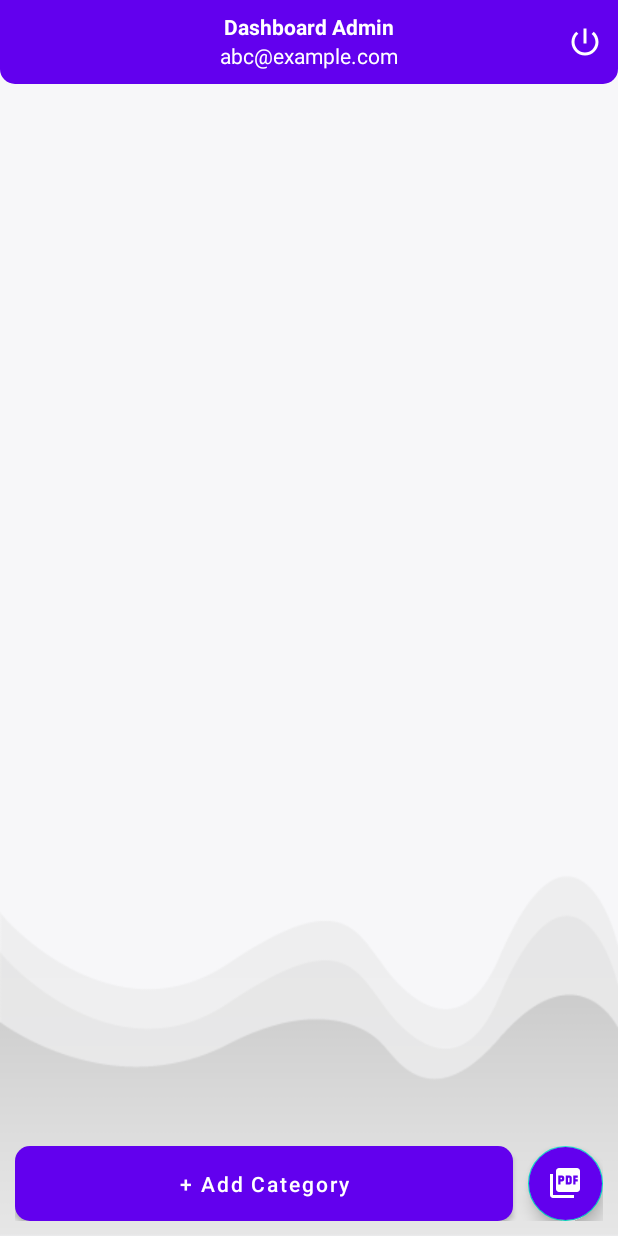
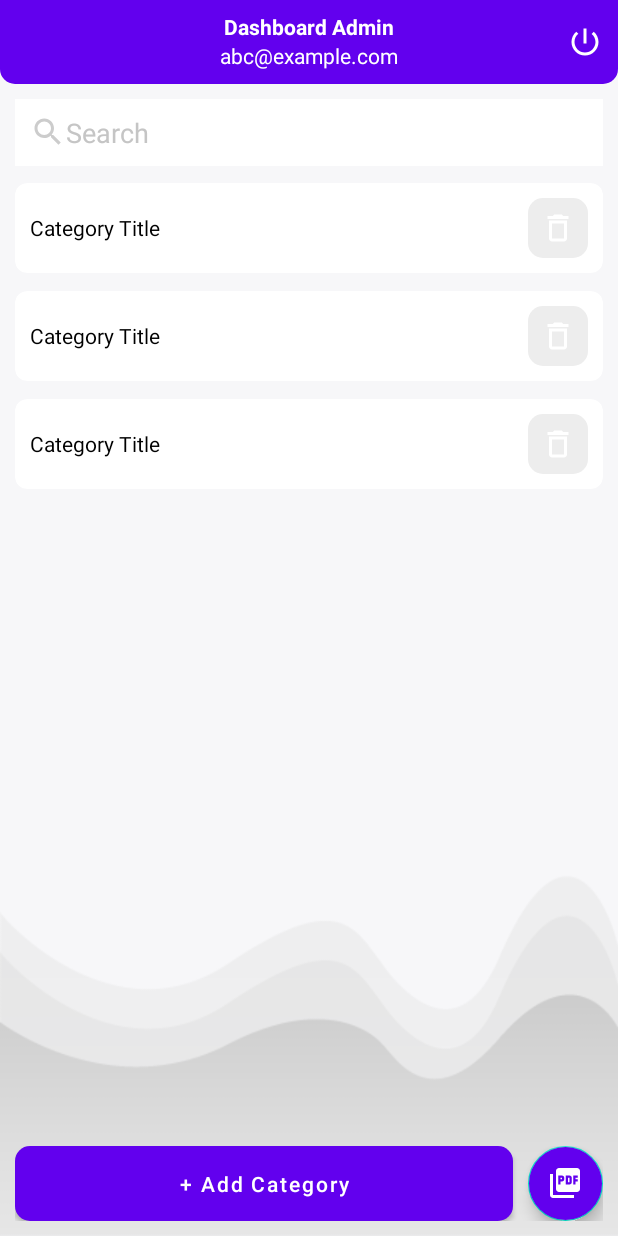
Before and after one commit to Blessed-Hinn/BookApp-Android_studio, an Android app: the layout activity_dashboard_admin.xml on its own in the app's theme, with its tools: preview values and no code run, on a phone screen of 412 x 824 dp. Run offline under Robolectric (Android 15) with nearby library versions, the phone set to English and light mode, and no system bars.

Commit message:
Adding More Features

```diff
--- /dev/null
+++ b/app/src/main/res/drawable/ic_delete_gray.xml
@@ -0,0 +1,5 @@
+<vector android:height="24dp" android:tint="#FFFFFF"
+    android:viewportHeight="24" android:viewportWidth="24"
+    android:width="24dp" xmlns:android="http://schemas.android.com/apk/res/android">
+    <path android:fillColor="@android:color/white" android:pathData="M6,19c0,1.1 0.9,2 2,2h8c1.1,0 2,-0.9 2,-2L18,7L6,7v12zM8,9h8v10L8,19L8,9zM15.5,4l-1,-1h-5l-1,1L5,4v2h14L19,4z"/>
+</vector>
--- /dev/null
+++ b/app/src/main/res/drawable/ic_search_gray.xml
@@ -0,0 +1,5 @@
+<vector android:height="24dp" android:tint="#CCCCCC"
+    android:viewportHeight="24" android:viewportWidth="24"
+    android:width="24dp" xmlns:android="http://schemas.android.com/apk/res/android">
+    <path android:fillColor="@android:color/white" android:pathData="M15.5,14h-0.79l-0.28,-0.27C15.41,12.59 16,11.11 16,9.5 16,5.91 13.09,3 9.5,3S3,5.91 3,9.5 5.91,16 9.5,16c1.61,0 3.09,-0.59 4.23,-1.57l0.27,0.28v0.79l5,4.99L20.49,19l-4.99,-5zM9.5,14C7.01,14 5,11.99 5,9.5S7.01,5 9.5,5 14,7.01 14,9.5 11.99,14 9.5,14z"/>
+</vector>
--- /dev/null
+++ b/app/src/main/res/drawable/shape_button03.xml
@@ -0,0 +1,8 @@
+<?xml version="1.0" encoding="utf-8"?>
+<shape xmlns:android="http://schemas.android.com/apk/res/android"
+    android:shape="rectangle">
+
+    <solid android:color="@color/gray03"/>
+    <corners android:radius="10dp"/>
+
+</shape>
--- a/app/src/main/res/layout/activity_dashboard_admin.xml
+++ b/app/src/main/res/layout/activity_dashboard_admin.xml
@@ -46,6 +46,34 @@
 
     </RelativeLayout>
 
+
+    <!--Search Bar-->
+    <EditText
+        android:id="@+id/searchEt"
+        android:layout_width="match_parent"
+        android:layout_height="wrap_content"
+        android:layout_below="@id/toolbarRl"
+        android:layout_marginStart="10dp"
+        android:layout_marginTop="10dp"
+        android:layout_marginEnd="10dp"
+        android:background="@color/white"
+        android:drawableStart="@drawable/ic_search_gray"
+        android:hint="Search"
+        android:textColorHint="@color/gray01"
+        android:padding="10dp"/>
+
+    <!--Categories-->
+    <androidx.recyclerview.widget.RecyclerView
+        android:id="@+id/categoriesRv"
+        android:layout_width="match_parent"
+        android:layout_height="match_parent"
+        android:layout_below="@id/searchEt"
+        android:layout_above="@id/bottomLl"
+        tools:listitem="@layout/row_category"
+        android:layout_margin="5dp"
+        app:layoutManager="androidx.recyclerview.widget.LinearLayoutManager"/>
+
+
     <!--Bottom Layout-->
     <LinearLayout
         android:id="@+id/bottomLl"
--- /dev/null
+++ b/app/src/main/res/layout/row_category.xml
@@ -0,0 +1,36 @@
+<?xml version="1.0" encoding="utf-8"?>
+<androidx.cardview.widget.CardView xmlns:android="http://schemas.android.com/apk/res/android"
+    android:layout_width="match_parent"
+    android:layout_height="wrap_content"
+    xmlns:app="http://schemas.android.com/apk/res-auto"
+    app:contentPadding="10dp"
+    app:cardUseCompatPadding="true"
+    app:cardCornerRadius="8dp"
+    app:cardElevation="0dp"
+    app:cardBackgroundColor="@color/white">
+
+    <LinearLayout
+        android:layout_width="match_parent"
+        android:layout_height="wrap_content"
+        android:layout_gravity="center_horizontal"
+        android:orientation="horizontal">
+
+        <TextView
+            android:id="@+id/categoryTv"
+            android:layout_width="0dp"
+            android:layout_gravity="center_vertical"
+            android:layout_height="wrap_content"
+            android:text="Category Title"
+            android:layout_weight="1"
+            android:textColor="@color/black"/>
+
+        <ImageButton
+            android:id="@+id/deleteBtn"
+            android:background="@drawable/shape_button03"
+            android:src="@drawable/ic_delete_gray"
+            android:layout_width="40dp"
+            android:layout_height="40dp"/>
+
+    </LinearLayout>
+
+</androidx.cardview.widget.CardView>
--- a/app/src/main/res/values/colors.xml
+++ b/app/src/main/res/values/colors.xml
@@ -9,4 +9,5 @@
     <color name="white">#FFFFFFFF</color>
     <color name="gray01">#c5c5c5</color>
     <color name="gray02">#777777</color>
+    <color name="gray03">#EDEDED</color>
 </resources>
```
Also changed, not shown: app/src/main/java/com/benny/bookapp/AdapterCategory.kt (added, +104 -0 lines), app/src/main/java/com/benny/bookapp/DashboardAdminActivity.kt (+68 -3 lines), app/src/main/java/com/benny/bookapp/FilterCategory.kt (added, +59 -0 lines), app/src/main/java/com/benny/bookapp/ModelCategory.kt (added, +26 -0 lines).
